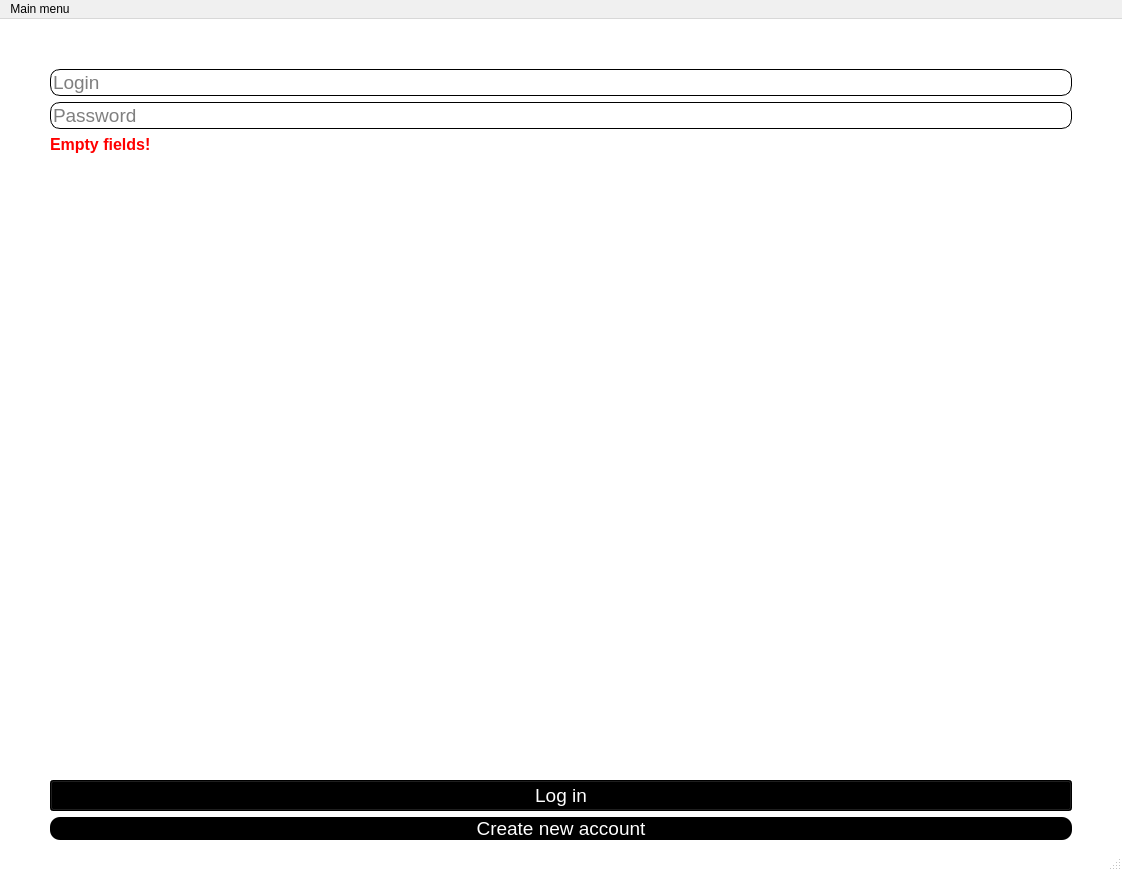
First picture: the form in mainwindow.ui, repository ihareal/budgeting, before the edit.
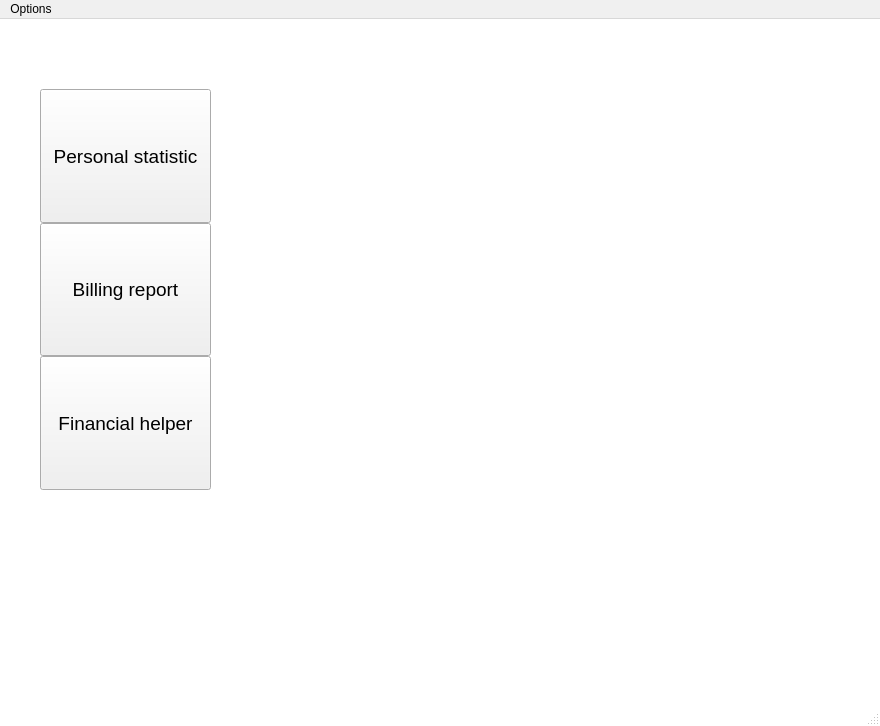
Second picture: the form after the edit. The open tabs and pages were chosen to show the change.

Commit message:
Add user page
Add session
Add chart

What changed in the file:
```diff
--- a/mainwindow.ui
+++ b/mainwindow.ui
@@ -6,8 +6,8 @@
    <rect>
     <x>0</x>
     <y>0</y>
-    <width>1122</width>
-    <height>871</height>
+    <width>880</width>
+    <height>726</height>
    </rect>
   </property>
   <property name="font">
@@ -31,7 +31,7 @@
 }</string>
   </property>
   <widget class="QWidget" name="centralwidget">
-   <layout class="QGridLayout" name="gridLayout">
+   <layout class="QHBoxLayout" name="horizontalLayout_6">
     <property name="leftMargin">
      <number>0</number>
     </property>
@@ -44,7 +44,7 @@
     <property name="bottomMargin">
      <number>0</number>
     </property>
-    <item row="0" column="0">
+    <item>
      <widget class="QStackedWidget" name="stackedWidget">
       <property name="minimumSize">
        <size>
@@ -2639,6 +2639,144 @@
         </widget>
        </widget>
       </widget>
+      <widget class="QWidget" name="userPage">
+       <widget class="QWidget" name="verticalLayoutWidget_2">
+        <property name="geometry">
+         <rect>
+          <x>40</x>
+          <y>70</y>
+          <width>171</width>
+          <height>401</height>
+         </rect>
+        </property>
+        <layout class="QVBoxLayout" name="verticalLayout">
+         <property name="spacing">
+          <number>0</number>
+         </property>
+         <item>
+          <widget class="QPushButton" name="personalStatisticButton">
+           <property name="sizePolicy">
+            <sizepolicy hsizetype="Expanding" vsizetype="Expanding">
+             <horstretch>0</horstretch>
+             <verstretch>0</verstretch>
+            </sizepolicy>
+           </property>
+           <property name="font">
+            <font>
+             <family>Segoe UI</family>
+             <pointsize>14</pointsize>
+            </font>
+           </property>
+           <property name="styleSheet">
+            <string notr="true">#personalStatisticButton{
+background-color: #F0F0F0;
+border-color: yellow;
+color: black;
+}
+
+#personalStatisticButton:hover{
+background-color: white;
+color: black;
+}</string>
+           </property>
+           <property name="text">
+            <string>Personal statistic</string>
+           </property>
+          </widget>
+         </item>
+         <item>
+          <widget class="QPushButton" name="billingReportButton">
+           <property name="sizePolicy">
+            <sizepolicy hsizetype="Minimum" vsizetype="Expanding">
+             <horstretch>0</horstretch>
+             <verstretch>0</verstretch>
+            </sizepolicy>
+           </property>
+           <property name="font">
+            <font>
+             <family>Segoe UI</family>
+             <pointsize>14</pointsize>
+            </font>
+           </property>
+           <property name="styleSheet">
+            <string notr="true">#billingReportButton{
+background-color: #F0F0F0;
+border-color: yellow;
+color: black;
+}
+
+#billingReportButton:hover{
+background-color: white;
+color: black;
+}</string>
+           </property>
+           <property name="text">
+            <string>Billing report</string>
+           </property>
+          </widget>
+         </item>
+         <item>
+          <widget class="QPushButton" name="financialHelperButton">
+           <property name="sizePolicy">
+            <sizepolicy hsizetype="Minimum" vsizetype="Expanding">
+             <horstretch>0</horstretch>
+             <verstretch>0</verstretch>
+            </sizepolicy>
+           </property>
+           <property name="font">
+            <font>
+             <family>Segoe UI</family>
+             <pointsize>14</pointsize>
+            </font>
+           </property>
+           <property name="styleSheet">
+            <string notr="true">#financialHelperButton{
+background-color: #F0F0F0;
+border-color: yellow;
+color: black;
+}
+
+#financialHelperButton:hover{
+background-color: white;
+color: black;
+}</string>
+           </property>
+           <property name="text">
+            <string>Financial helper</string>
+           </property>
+          </widget>
+         </item>
+        </layout>
+       </widget>
+       <widget class="QStackedWidget" name="userPageStackedWidget">
+        <property name="geometry">
+         <rect>
+          <x>239</x>
+          <y>69</y>
+          <width>611</width>
+          <height>401</height>
+         </rect>
+        </property>
+        <property name="currentIndex">
+         <number>0</number>
+        </property>
+        <widget class="QWidget" name="chartPage">
+         <widget class="QWidget" name="gridLayoutWidget">
+          <property name="geometry">
+           <rect>
+            <x>0</x>
+            <y>0</y>
+            <width>611</width>
+            <height>401</height>
+           </rect>
+          </property>
+          <layout class="QGridLayout" name="gridLayout_2"/>
+         </widget>
+        </widget>
+        <widget class="QWidget" name="billingReportPage"/>
+        <widget class="QWidget" name="financialHelperPage"/>
+       </widget>
+      </widget>
      </widget>
     </item>
    </layout>
@@ -2648,7 +2786,7 @@
     <rect>
      <x>0</x>
      <y>0</y>
-     <width>1122</width>
+     <width>880</width>
      <height>20</height>
     </rect>
    </property>
@@ -3099,7 +3237,7 @@
    </property>
    <widget class="QMenu" name="menuMain_menu">
     <property name="title">
-     <string>Main menu</string>
+     <string>Options</string>
     </property>
    </widget>
    <addaction name="menuMain_menu"/>
```
Left out of the diff: 16 changed lines with no effect on the pictures. The commit also changes 3 other files.
